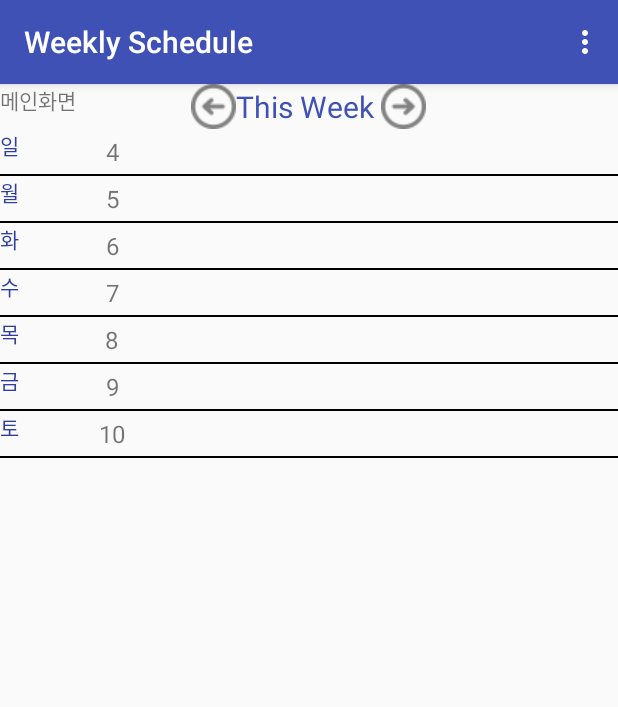
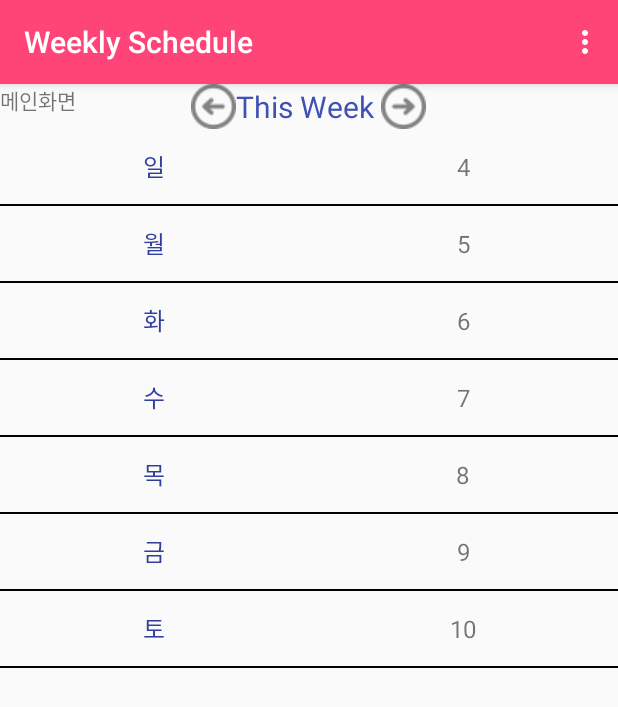
Before and after one commit to chaminhye/Calendar, an Android app: the fragment Daily placed in its activity, in the options menu, after a tap on "weekly", on a phone screen of 412 x 824 dp. Shown: the top 707 px of the screen. Run offline under Robolectric (Android 15) with nearby library versions, the phone set to English and light mode, and no system bars.

Commit message:
button, color  revise

```diff
--- a/app/src/main/java/com/example/mh/calendarproject/Daily.java
+++ b/app/src/main/java/com/example/mh/calendarproject/Daily.java
@@ -4,7 +4,6 @@ import android.database.Cursor;
 import android.os.Bundle;
 import android.support.annotation.Nullable;
 import android.support.v4.app.Fragment;
-import android.support.v7.app.ActionBar;
 import android.util.Log;
 import android.view.LayoutInflater;
 import android.view.View;
@@ -33,9 +32,6 @@ public class Daily extends Fragment {
 
         View view = inflater.inflate(R.layout.activity_daily,container,false);
 
-        ActionBar actionBar=((MainActivity)getActivity()).getSupportActionBar();
-        actionBar.setTitle("Daily Schedule");
-
         ImageView pre_button = (ImageView) view.findViewById(R.id.calendar_prev_button);
         ImageView next_button = (ImageView) view.findViewById(R.id.calendar_next_button);
         today_text = (TextView) view.findViewById(R.id.calendar_date_display);
@@ -44,20 +40,26 @@ public class Daily extends Fragment {
         todayCalendar = Calendar.getInstance();
 
         year=todayCalendar.get(Calendar.YEAR);
-        mon=todayCalendar.get((Calendar.MONTH));
+        mon=todayCalendar.get((Calendar.MONTH))+1;
         date=todayCalendar.get(Calendar.DATE);
 
-        String today = (year) +"/"+ (mon+1) +"/"+(date);
+        String today = (year) +"/"+ (mon) +"/"+(date);
+        Log.i("test_month", String.valueOf(todayCalendar.MONTH));
+        Log.i("test_month", String.valueOf(mon));
 
         setCalendar(todayCalendar);
+
+        Log.i("test_next",String.valueOf(year)+"/"+String.valueOf(mon)+"/"+String.valueOf(date));
+        Log.i("test_daily",String.valueOf(today));
         initListView(today);
-        Log.i("test_daily",String.valueOf(today));
 
         pre_button.setOnClickListener(new View.OnClickListener() {
             @Override
             public void onClick(View v) {
                 todayCalendar = getLastDay(todayCalendar);
                 setCalendar(todayCalendar);
+                String last_day = todayCalendar.get(Calendar.YEAR) +"/"+ (todayCalendar.get(Calendar.MONTH)+1) +"/"+todayCalendar.get(Calendar.DATE);
+                initListView(last_day);
             }
         });
 
@@ -66,6 +68,9 @@ public class Daily extends Fragment {
             public void onClick(View v) {
                 todayCalendar = getNextDay(todayCalendar);
                 setCalendar(todayCalendar);
+                String next_day = todayCalendar.get(Calendar.YEAR) +"/"+ (todayCalendar.get(Calendar.MONTH)+1) +"/"+todayCalendar.get(Calendar.DATE);
+                initListView(next_day);
+                Log.i("test_next11",String.valueOf(next_day));
             }
         });
 
@@ -73,15 +78,12 @@ public class Daily extends Fragment {
     }
 
     public void initListView(String today) {
-        MyDBHelper db = new MyDBHelper(getContext(), "Today.db", null, 1);
-        Cursor cursor = db.getReadableDatabase().rawQuery("SELECT * FROM today WHERE date = '" + today + "'",null);
+        MyDBHelper db = new MyDBHelper(getContext(), "Today_edit.db", null, 5);
+        Cursor cursor = db.getReadableDatabase().rawQuery("SELECT * FROM today_edit WHERE date = '" + today + "'",null);
         cursor.moveToFirst();
-        if(cursor.moveToFirst() == false) {
-            list.getEmptyView();
-        } else {
         mListMember = new ArrayList<String>();
 
-            while (!cursor.isAfterLast()) {
+        while(!cursor.isAfterLast()) {
             mListMember.add(cursor.getString(cursor.getColumnIndex("title")));
             cursor.moveToNext();
         }
@@ -89,7 +91,6 @@ public class Daily extends Fragment {
         adapter = new ArrayAdapter<String>(getContext(), android.R.layout.simple_list_item_1, mListMember);
         list.setAdapter(adapter);
         //list.setOnItemClickListener(this);
-        }
     }
 
     private void setCalendar (Calendar calendar) {
@@ -102,6 +103,7 @@ public class Daily extends Fragment {
         calendar.add(Calendar.DATE, -1);
 
         return calendar;
+
     }
 
     private Calendar getNextDay(Calendar calendar)
--- a/app/src/main/res/layout/activity_daily.xml
+++ b/app/src/main/res/layout/activity_daily.xml
@@ -33,7 +33,7 @@
         android:layout_toLeftOf="@+id/calendar_next_button"
         android:gravity="center"
         android:textAppearance="@android:style/TextAppearance.Medium"
-        android:textColor="#222222"
+        android:textColor="@color/colorPrimary"
         android:text="current date"/>
 
     <!-- next button -->
--- a/app/src/main/res/layout/activity_main.xml
+++ b/app/src/main/res/layout/activity_main.xml
@@ -6,5 +6,6 @@
   <TextView
       android:layout_width="match_parent"
       android:layout_height="match_parent"
+      android:textAlignment="center"
       android:text="메인화면"/>
 </FrameLayout>
--- a/app/src/main/res/layout/item.xml
+++ b/app/src/main/res/layout/item.xml
@@ -7,17 +7,21 @@
     >
     <TextView
         android:id="@+id/textItem1"
-        android:layout_width="50dp"
-        android:layout_height="fill_parent"
+        android:layout_width="match_parent"
+        android:layout_height="50dp"
         android:textColor="@color/colorPrimaryDark"
+        android:layout_weight="1"
+        android:textSize="16dp"
+        android:gravity="center"
         />
         <TextView
             android:id="@+id/textItem2"
-            android:layout_width="50dp"
-            android:layout_height="fill_parent"
+            android:layout_width="match_parent"
+            android:layout_height="50dp"
             android:textSize="16dp"
             android:padding="4dp"
-            android:gravity="center" />
+            android:gravity="center"
+            android:layout_weight="1"/>
 
 
 </LinearLayout>
--- a/app/src/main/res/layout/weekly.xml
+++ b/app/src/main/res/layout/weekly.xml
@@ -34,7 +34,7 @@
 
 <ListView
     android:layout_width="match_parent"
-    android:layout_height="match_parent"
+    android:layout_height="fill_parent"
     android:id="@+id/listView"></ListView>
 
 </LinearLayout>
--- a/app/src/main/res/values/styles.xml
+++ b/app/src/main/res/values/styles.xml
@@ -3,9 +3,9 @@
     <!-- Base application theme. -->
     <style name="AppTheme" parent="Theme.AppCompat.Light.DarkActionBar">
         <!-- Customize your theme here. -->
-        <item name="colorPrimary">@color/colorPrimary</item>
-        <item name="colorPrimaryDark">@color/colorPrimaryDark</item>
-        <item name="colorAccent">@color/colorAccent</item>
+        <item name="colorPrimary">#ff4477</item>
+        <item name="colorPrimaryDark">#7766</item>
+        <item name="colorAccent">#753401</item>
     </style>
 
 </resources>
```
Also changed, not shown: app/src/main/java/com/example/mh/calendarproject/Monthly.java (+29 -15 lines), app/src/main/res/layout/monthly.xml (+23 -11 lines). Lines whose indentation alone changed are shown as unchanged.
